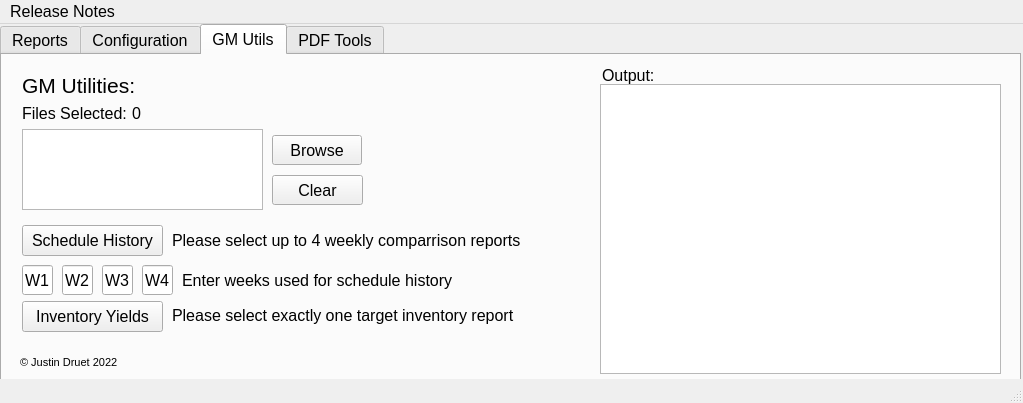
The window that lib/Main_UI.ui (Justind-hub/RoseUtils) describes before a commit, drawn with Qt 5.
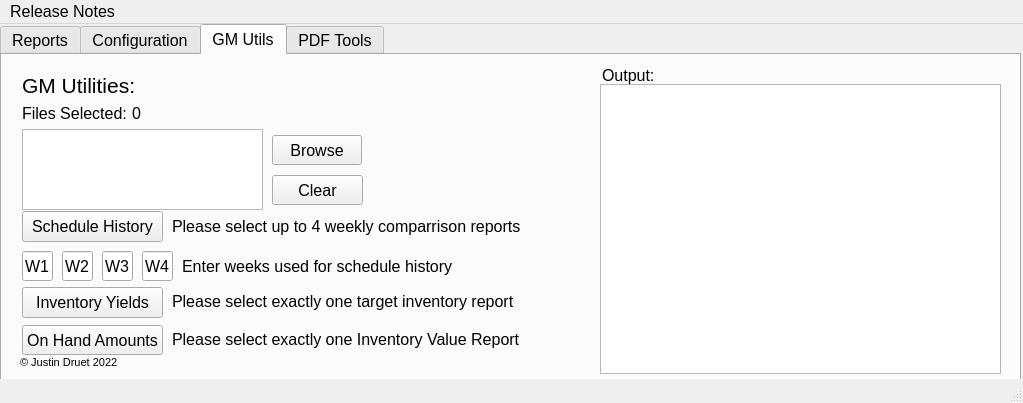
The same window after the commit. The open tabs and pages were chosen to show the change. Icons and pictures are not drawn.

Commit message: Push to 1.7, read release notes

The edit to the form file:
```diff
--- a/lib/Main_UI.ui
+++ b/lib/Main_UI.ui
@@ -870,7 +870,7 @@
       <property name="geometry">
        <rect>
         <x>20</x>
-        <y>170</y>
+        <y>156</y>
         <width>141</width>
         <height>31</height>
        </rect>
@@ -952,7 +952,7 @@
       <property name="geometry">
        <rect>
         <x>20</x>
-        <y>246</y>
+        <y>232</y>
         <width>141</width>
         <height>31</height>
        </rect>
@@ -994,7 +994,7 @@
       <property name="geometry">
        <rect>
         <x>170</x>
-        <y>175</y>
+        <y>161</y>
         <width>401</width>
         <height>20</height>
        </rect>
@@ -1007,7 +1007,7 @@
       <property name="geometry">
        <rect>
         <x>170</x>
-        <y>250</y>
+        <y>236</y>
         <width>401</width>
         <height>20</height>
        </rect>
@@ -1020,7 +1020,7 @@
       <property name="geometry">
        <rect>
         <x>20</x>
-        <y>210</y>
+        <y>196</y>
         <width>31</width>
         <height>30</height>
        </rect>
@@ -1033,7 +1033,7 @@
       <property name="geometry">
        <rect>
         <x>60</x>
-        <y>210</y>
+        <y>196</y>
         <width>31</width>
         <height>30</height>
        </rect>
@@ -1046,7 +1046,7 @@
       <property name="geometry">
        <rect>
         <x>100</x>
-        <y>210</y>
+        <y>196</y>
         <width>31</width>
         <height>30</height>
        </rect>
@@ -1059,7 +1059,7 @@
       <property name="geometry">
        <rect>
         <x>140</x>
-        <y>210</y>
+        <y>196</y>
         <width>31</width>
         <height>30</height>
        </rect>
@@ -1072,7 +1072,7 @@
       <property name="geometry">
        <rect>
         <x>180</x>
-        <y>210</y>
+        <y>196</y>
         <width>401</width>
         <height>30</height>
        </rect>
@@ -1081,6 +1081,35 @@
        <string>Enter weeks used for schedule history</string>
       </property>
      </widget>
+     <widget class="QPushButton" name="btn_gm_onhand">
+      <property name="geometry">
+       <rect>
+        <x>20</x>
+        <y>270</y>
+        <width>141</width>
+        <height>30</height>
+       </rect>
+      </property>
+      <property name="toolTip">
+       <string>Generate a spreadsheet with your yields in the order of your ACO</string>
+      </property>
+      <property name="text">
+       <string>On Hand Amounts</string>
+      </property>
+     </widget>
+     <widget class="QLabel" name="gm_onhand_label">
+      <property name="geometry">
+       <rect>
+        <x>170</x>
+        <y>274</y>
+        <width>401</width>
+        <height>20</height>
+       </rect>
+      </property>
+      <property name="text">
+       <string>Please select exactly one Inventory Value Report</string>
+      </property>
+     </widget>
     </widget>
     <widget class="QWidget" name="tab_2">
      <attribute name="title">
```
Left out of the diff: 10 changed lines with no effect on the pictures. The commit also changes 3 other files.
